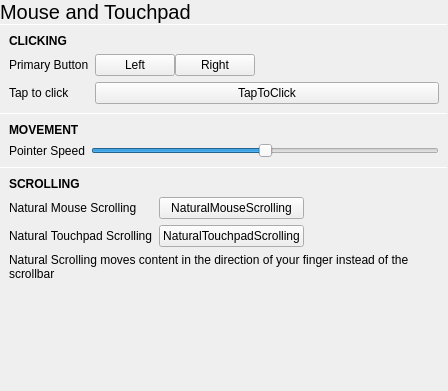
Before: the Qt Designer form statuscenter/CoreSettings/Input/mousepane.ui in vicr123/theshell, drawn with Qt 5.
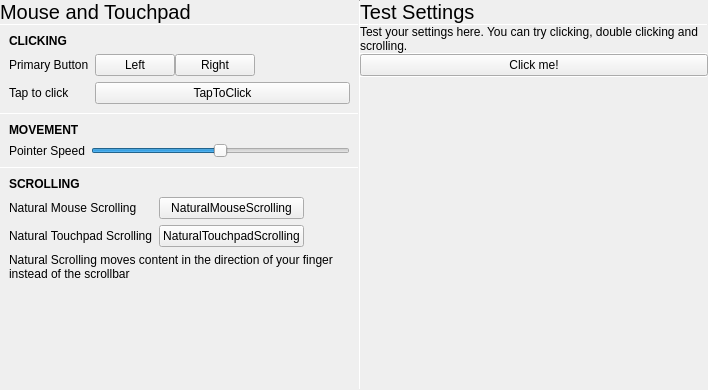
After: the same form once the commit is applied. Custom widgets are drawn as their Qt base class.

Diff of the .ui file:
```diff
--- a/statuscenter/CoreSettings/Input/mousepane.ui
+++ b/statuscenter/CoreSettings/Input/mousepane.ui
@@ -6,14 +6,14 @@
    <rect>
     <x>0</x>
     <y>0</y>
-    <width>448</width>
-    <height>391</height>
+    <width>708</width>
+    <height>390</height>
    </rect>
   </property>
   <property name="windowTitle">
    <string>Form</string>
   </property>
-  <layout class="QVBoxLayout" name="verticalLayout">
+  <layout class="QHBoxLayout" name="horizontalLayout_2">
    <property name="spacing">
     <number>0</number>
    </property>
@@ -27,6 +27,11 @@
     <number>0</number>
    </property>
    <property name="bottomMargin">
+    <number>0</number>
+   </property>
+   <item>
+    <layout class="QVBoxLayout" name="verticalLayout_3">
+     <property name="spacing">
     <number>0</number>
    </property>
    <item>
@@ -70,8 +75,8 @@
        <rect>
         <x>0</x>
         <y>0</y>
-        <width>448</width>
-        <height>348</height>
+          <width>386</width>
+          <height>345</height>
        </rect>
       </property>
       <layout class="QVBoxLayout" name="verticalLayout_2">
@@ -379,6 +384,159 @@
        </item>
       </layout>
      </widget>
+      </widget>
+     </item>
+    </layout>
+   </item>
+   <item>
+    <widget class="Line" name="line_4">
+     <property name="maximumSize">
+      <size>
+       <width>1</width>
+       <height>16777215</height>
+      </size>
+     </property>
+     <property name="orientation">
+      <enum>Qt::Vertical</enum>
+     </property>
+    </widget>
+   </item>
+   <item>
+    <widget class="QWidget" name="testAreaWidget" native="true">
+     <property name="minimumSize">
+      <size>
+       <width>300</width>
+       <height>0</height>
+      </size>
+     </property>
+     <layout class="QVBoxLayout" name="verticalLayout">
+      <property name="spacing">
+       <number>0</number>
+      </property>
+      <property name="leftMargin">
+       <number>0</number>
+      </property>
+      <property name="topMargin">
+       <number>0</number>
+      </property>
+      <property name="rightMargin">
+       <number>0</number>
+      </property>
+      <property name="bottomMargin">
+       <number>0</number>
+      </property>
+      <item>
+       <widget class="QLabel" name="label_11">
+        <property name="font">
+         <font>
+          <pointsize>15</pointsize>
+         </font>
+        </property>
+        <property name="text">
+         <string>Test Settings</string>
+        </property>
+        <property name="margin">
+         <number>9</number>
+        </property>
+       </widget>
+      </item>
+      <item>
+       <widget class="Line" name="line_5">
+        <property name="maximumSize">
+         <size>
+          <width>16777215</width>
+          <height>1</height>
+         </size>
+        </property>
+        <property name="orientation">
+         <enum>Qt::Horizontal</enum>
+        </property>
+       </widget>
+      </item>
+      <item>
+       <widget class="QLabel" name="label_12">
+        <property name="text">
+         <string>Test your settings here. You can try clicking, double clicking and scrolling.</string>
+        </property>
+        <property name="wordWrap">
+         <bool>true</bool>
+        </property>
+        <property name="margin">
+         <number>9</number>
+        </property>
+       </widget>
+      </item>
+      <item>
+       <widget class="Line" name="line_7">
+        <property name="maximumSize">
+         <size>
+          <width>16777215</width>
+          <height>1</height>
+         </size>
+        </property>
+        <property name="orientation">
+         <enum>Qt::Horizontal</enum>
+        </property>
+       </widget>
+      </item>
+      <item>
+       <widget class="QPushButton" name="testClickButton">
+        <property name="text">
+         <string>Click me!</string>
+        </property>
+       </widget>
+      </item>
+      <item>
+       <widget class="Line" name="line_6">
+        <property name="maximumSize">
+         <size>
+          <width>16777215</width>
+          <height>1</height>
+         </size>
+        </property>
+        <property name="orientation">
+         <enum>Qt::Horizontal</enum>
+        </property>
+       </widget>
+      </item>
+      <item>
+       <widget class="QScrollArea" name="scrollArea_2">
+        <property name="frameShape">
+         <enum>QFrame::NoFrame</enum>
+        </property>
+        <property name="widgetResizable">
+         <bool>true</bool>
+        </property>
+        <widget class="QWidget" name="scrollAreaWidgetContents_2">
+         <property name="geometry">
+          <rect>
+           <x>0</x>
+           <y>0</y>
+           <width>319</width>
+           <height>270</height>
+          </rect>
+         </property>
+         <layout class="QVBoxLayout" name="mouseTestLayout">
+          <property name="spacing">
+           <number>0</number>
+          </property>
+          <property name="leftMargin">
+           <number>0</number>
+          </property>
+          <property name="topMargin">
+           <number>0</number>
+          </property>
+          <property name="rightMargin">
+           <number>0</number>
+          </property>
+          <property name="bottomMargin">
+           <number>0</number>
+          </property>
+         </layout>
+        </widget>
+       </widget>
+      </item>
+     </layout>
     </widget>
    </item>
   </layout>
```
Lines whose indentation alone changed are shown as unchanged.
